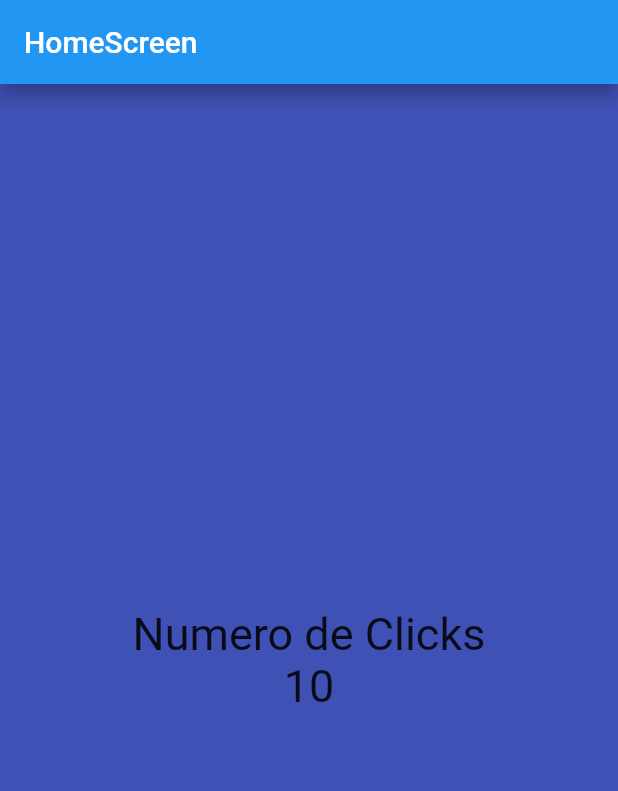
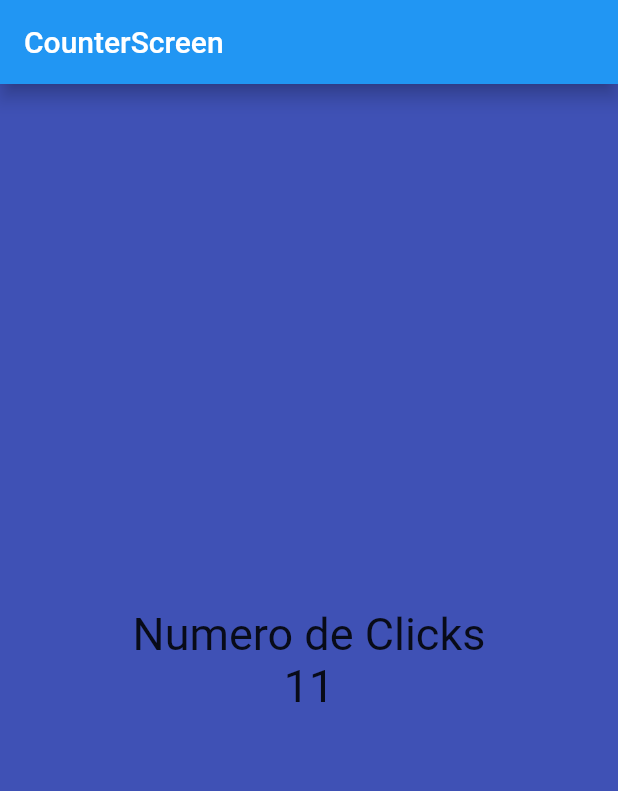
Before and after one commit to francocragnolini/counter_app_flutter, a Flutter app: the screen it shows after launch, after a tap on the "add" icon, on a phone screen of 412 x 824 dp. Shown: the top 791 px of the screen. Run offline on Flutter 3.47's test engine with Material 2 defaults, Android fonts, the phone set to English and light mode, and no system bars.

Commit message:
stateful widget

```diff
--- a/lib/main.dart
+++ b/lib/main.dart
@@ -1,6 +1,6 @@
 import 'package:flutter/material.dart';
 
-import 'package:counter_hello_world_app/screens/home_screen.dart';
+import 'package:counter_hello_world_app/screens/counter_screen.dart';
 
 void main() {
   runApp(const MyApp());
@@ -14,7 +14,7 @@ class MyApp extends StatelessWidget {
   Widget build(BuildContext context) {
     return const MaterialApp(
       debugShowCheckedModeBanner: false,
-      home: HomeScreen(),
+      home: CounterScreen(),
     );
   }
 }
--- a/lib/screens/home_screen.dart
+++ b/lib/screens/counter_screen.dart
@@ -1,18 +1,23 @@
-import 'package:flutter/cupertino.dart';
 import 'package:flutter/material.dart';
 
-class HomeScreen extends StatelessWidget {
-  const HomeScreen({super.key});
+class CounterScreen extends StatefulWidget {
+  const CounterScreen({super.key});
 
+  @override
+  State<CounterScreen> createState() => _CounterScreenState();
+}
+
+class _CounterScreenState extends State<CounterScreen> {
   // propiedad
+  int counter = 10;
 
   @override
   Widget build(BuildContext context) {
     const TextStyle fontSize30 = TextStyle(fontSize: 30);
-    int counter = 10;
+
     return Scaffold(
       appBar: AppBar(
-        title: const Text("HomeScreen"),
+        title: const Text("CounterScreen"),
         elevation: 5,
       ),
       backgroundColor: Colors.indigo,
@@ -37,7 +42,7 @@ class HomeScreen extends StatelessWidget {
       floatingActionButton: FloatingActionButton(
         onPressed: () {
           counter++;
-          print('Hello World: $counter');
+          setState(() {});
         },
         child: const Icon(
           Icons.add,
```
